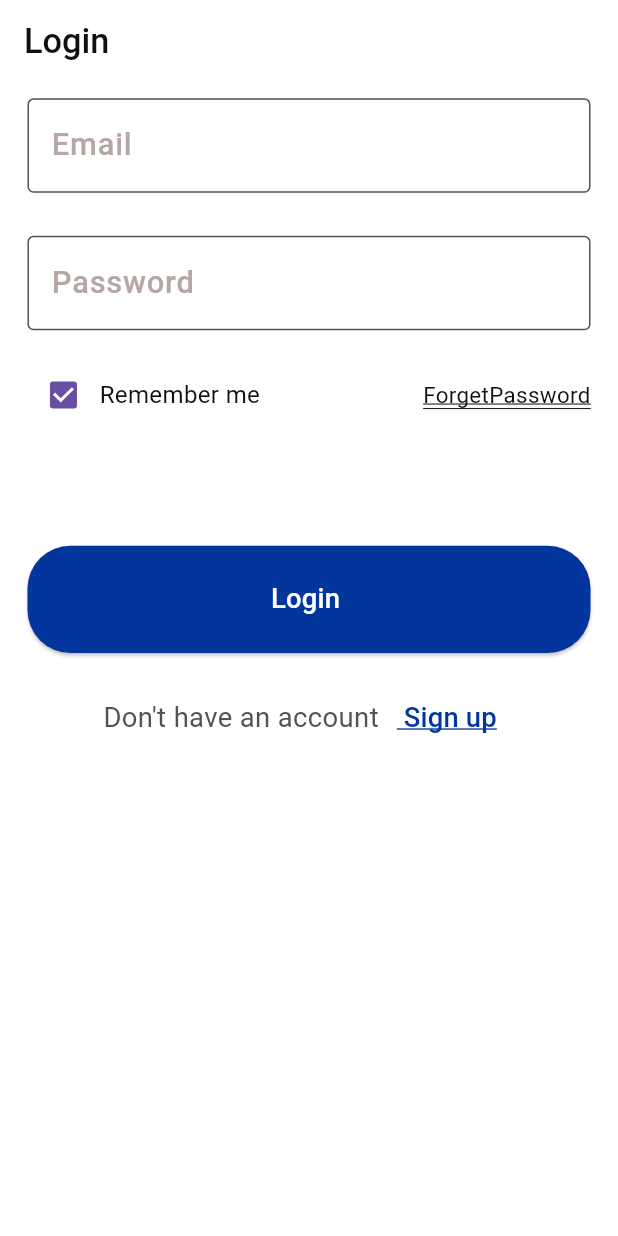
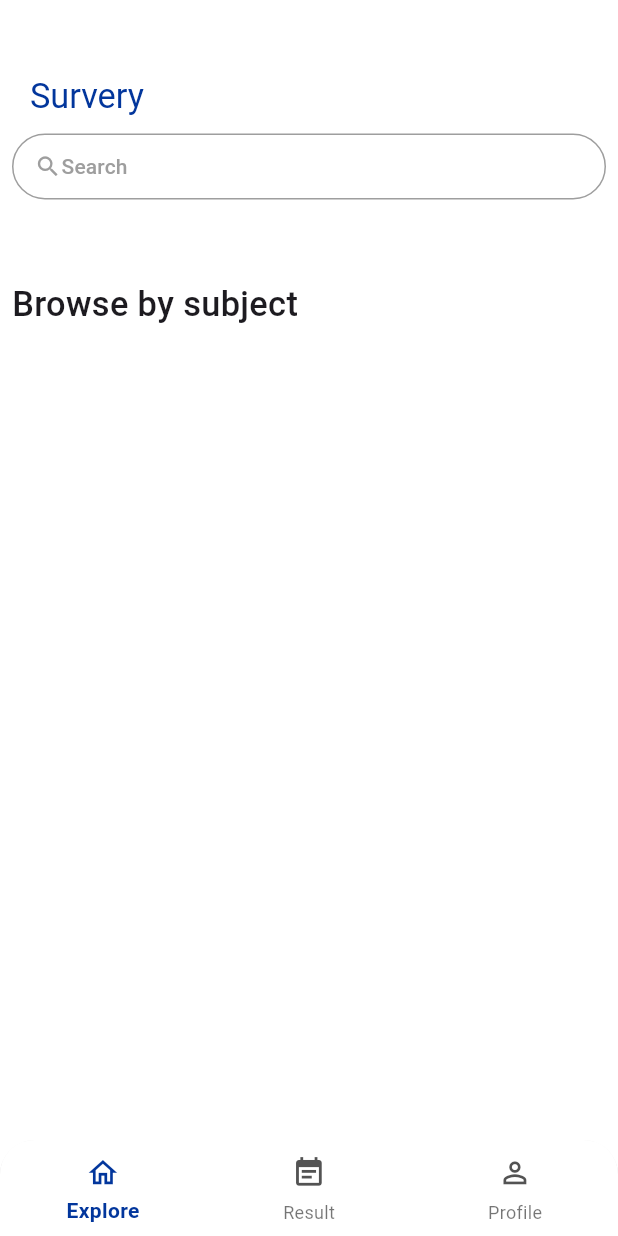
Before and after one commit to OmarHamed0/online_app, a Flutter app: the screen it shows after launch, on a phone screen of 412 x 824 dp. Run offline on Flutter 3.47's test engine with Material 3 defaults, Android fonts, the phone set to English and light mode, and no system bars; our stand-ins replace bloc, dio, flutter_bloc, flutter_screenutil, fluttertoast, get_it and 2 more; generated files the repository leaves out were written again.

Commit message:
MainHomePage Ui:)

```diff
--- a/lib/config/routes/app_routes.dart
+++ b/lib/config/routes/app_routes.dart
@@ -3,6 +3,7 @@ import 'package:online_exam_app/config/routes/page_route_name.dart';
 import 'package:online_exam_app/presentation/auth/forget_password/view/forget_password_screen.dart';
 import 'package:online_exam_app/presentation/auth/login/view/login_screen.dart';
 import 'package:online_exam_app/presentation/auth/signup/screen/signup_screen.dart';
+import 'package:online_exam_app/presentation/main_home/main_home_screen/main_home_screen.dart';
 
 
 class AppRoutes{
@@ -10,6 +11,8 @@ class AppRoutes{
     switch(settings.name){
       case PageRouteName.login:
         return _handleMaterialPageRoute(widget:const  LoginView());
+      case PageRouteName.mainHome:
+        return _handleMaterialPageRoute(widget:MainHomeScreen());
       case PageRouteName.register:
         return _handleMaterialPageRoute(widget:  SignupScreen());
       case PageRouteName.forgetPassword:
--- a/lib/config/routes/page_route_name.dart
+++ b/lib/config/routes/page_route_name.dart
@@ -2,4 +2,5 @@ class PageRouteName{
   static const String login="Login";
   static const String register="register";
   static const String forgetPassword="forgetPassword";
+  static const String mainHome="forgetPassword";
 }
--- /dev/null
+++ b/lib/core/utils/Functions/custom_bottom_navigation_bar.dart
@@ -0,0 +1,73 @@
+import 'package:flutter/cupertino.dart';
+import 'package:flutter/material.dart';
+import 'package:flutter_screenutil/flutter_screenutil.dart';
+import 'package:online_exam_app/core/styles/colors/app_colors.dart';
+
+Widget CustomBottomNavigationBar(
+    {required int selectedIndex,
+    required BuildContext context,
+    required Function(int) onTabFunction}) {
+  return ClipRRect(
+    borderRadius: BorderRadius.only(
+      topRight: Radius.circular(20.r),
+      topLeft: Radius.circular(20.r),
+    ),
+    child: BottomNavigationBar(
+        type: BottomNavigationBarType.fixed,
+        backgroundColor: Colors.white,
+        showSelectedLabels: true,
+        showUnselectedLabels: true,
+        currentIndex: selectedIndex,
+        selectedItemColor: AppColors.kBlue,
+        selectedLabelStyle: TextStyle(
+          fontWeight: FontWeight.bold,
+        ),
+        onTap: (index) {
+          onTabFunction(index);
+        },
+        items: [
+          BottomNavigationBarItem(
+            icon: CircleAvatar(
+              foregroundColor:
+                  selectedIndex == 0 ? AppColors.kBlue:AppColors.kGray,
+              backgroundColor:
+                  selectedIndex == 0 ? Colors.transparent : Colors.transparent,
+              radius: 15,
+              child: Icon(
+                Icons.home_outlined,
+                size: 20.sp,
+              ),
+            ),
+            label: "Explore",
+          ),
+          BottomNavigationBarItem(
+              icon: CircleAvatar(
+                foregroundColor:
+                    selectedIndex == 1 ? AppColors.kBlue: AppColors.kGray,
+                backgroundColor: selectedIndex == 1
+                    ? Colors.transparent
+                    : Colors.transparent,
+                radius: 15,
+                child: Icon(
+                  Icons.event_note,
+                  size: 20.sp,
+                ),
+              ),
+              label: "Result"),
+          BottomNavigationBarItem(
+              icon: CircleAvatar(
+                foregroundColor:
+                    selectedIndex == 2 ? AppColors.kBlue : AppColors.kGray,
+                backgroundColor: selectedIndex == 2
+                    ? Colors.transparent
+                    : Colors.transparent,
+                radius: 15,
+                child: Icon(
+                  Icons.person_outline_outlined,
+                  size: 20.sp,
+                ),
+              ),
+              label: "Profile"),
+        ]),
+  );
+}
--- a/lib/online_exam.dart
+++ b/lib/online_exam.dart
@@ -18,7 +18,7 @@ class OnlineExam extends StatelessWidget {
           title: 'Online Exam',
           localizationsDelegates: AppLocalizations.localizationsDelegates,
           supportedLocales: AppLocalizations.supportedLocales,
-          initialRoute: PageRouteName.login,
+          initialRoute: PageRouteName.mainHome,
           onGenerateRoute: (settings) => AppRoutes.onGenerateRoute(settings),
           debugShowCheckedModeBanner: false,
           theme: AppTheme.appTheme,
--- /dev/null
+++ b/lib/presentation/main_home/main_home_screen/main_home_screen.dart
@@ -0,0 +1,39 @@
+import 'package:flutter/material.dart';
+
+import '../../../core/utils/Functions/custom_bottom_navigation_bar.dart';
+import '../../tabs/explore/explre_screen/explore_screen.dart';
+import '../../tabs/profile/profile_screen/profile_screen.dart';
+import '../../tabs/result/result_screen/result_screen.dart';
+
+
+class MainHomeScreen extends StatefulWidget {
+  static  String routeName = "MainHomeScreen";
+
+  @override
+  State<MainHomeScreen> createState() => _MainHomeScreenState();
+}
+
+class _MainHomeScreenState extends State<MainHomeScreen> {
+  int selectedIndex = 0;
+
+  List<Widget> tabes = [
+    ExploreScreen(),
+    ResultScreen(),
+    ProfileScreen(),
+  ];
+
+  @override
+  Widget build(BuildContext context) {
+    return Scaffold(
+      bottomNavigationBar: CustomBottomNavigationBar(
+          selectedIndex: selectedIndex,
+          context: context,
+          onTabFunction: (index) {
+            setState(() {
+              selectedIndex = index;
+            });
+          }),
+      body: tabes[selectedIndex],
+    );
+  }
+}
--- /dev/null
+++ b/lib/presentation/tabs/explore/explre_screen/explore_screen.dart
@@ -0,0 +1,79 @@
+import 'package:flutter/material.dart';
+import 'package:flutter_screenutil/flutter_screenutil.dart';
+
+import '../../../../core/styles/colors/app_colors.dart';
+class ExploreScreen extends StatelessWidget {
+  static const String routeName = "ExploreScreen";
+
+  @override
+  Widget build(BuildContext context) {
+    return Scaffold(
+      body: Padding(
+        padding: const EdgeInsets.only(top: 50),
+        child: Column(
+          children: [
+            Padding(
+              padding: const EdgeInsets.only(left: 20),
+              child: Row(
+                children: [
+                  Text(
+                    "Survery",
+                    style: Theme.of(context)
+                        .textTheme
+                        .titleLarge!
+                        .copyWith(fontSize: 20.sp, color: AppColors.kBlue),
+                  ),
+                ],
+              ),
+            ),
+            Padding(
+              padding: const EdgeInsets.all(8.0),
+              child: ElevatedButton(
+                  style: ElevatedButton.styleFrom(
+                      padding: EdgeInsets.symmetric(vertical: 10.h),
+                      backgroundColor: Colors.white,
+                      elevation: 0,
+                      shape: RoundedRectangleBorder(
+                        side: BorderSide(color: Colors.grey),
+                        borderRadius: BorderRadius.circular(20.r),
+                      )),
+                  onPressed: () {},
+                  child: const Padding(
+                    padding: EdgeInsets.only(left: 15),
+                    child: Row(
+                      children: [
+                        Icon(
+                          Icons.search,
+                          color: Colors.grey,
+                        ),
+                        Text(
+                          "Search",
+                          style: TextStyle(
+                            color: Colors.grey,
+                          ),
+                        )
+                      ],
+                    ),
+                  )),
+            ),
+            SizedBox(
+              height: 30.h,
+            ),
+            Padding(
+              padding: const EdgeInsets.all(8.0),
+              child: Row(
+                children: [
+                  Text(
+                    "Browse by subject",
+                    style:
+                        TextStyle(fontWeight: FontWeight.w500, fontSize: 20.sp),
+                  )
+                ],
+              ),
+            ),
+          ],
+        ),
+      ),
+    );
+  }
+}
```
Also changed, not shown: lib/presentation/tabs/profile/profile_screen/profile_screen.dart (added, +129 -0 lines), lib/presentation/tabs/result/result_screen/result_screen.dart (added, +10 -0 lines), pubspec.lock, 1 other file.
